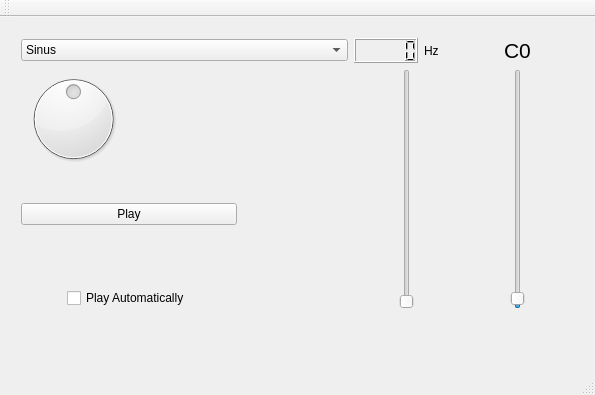
Qt form SinusExample/mainwindow.ui (kuemmel/avprg) before a commit.
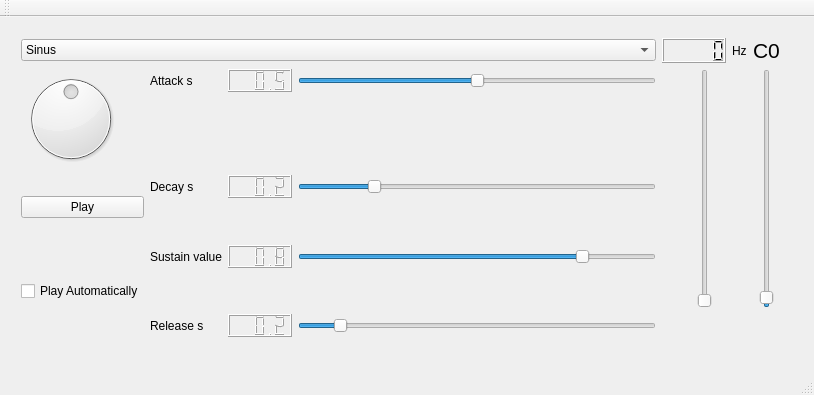
The same form after that commit.

```diff
--- a/SinusExample/mainwindow.ui
+++ b/SinusExample/mainwindow.ui
@@ -6,7 +6,7 @@
    <rect>
     <x>0</x>
     <y>0</y>
-    <width>595</width>
+    <width>814</width>
     <height>395</height>
    </rect>
   </property>
@@ -19,59 +19,53 @@
      <rect>
       <x>10</x>
       <y>10</y>
-      <width>571</width>
+      <width>781</width>
       <height>321</height>
      </rect>
     </property>
     <layout class="QGridLayout" name="gridLayout">
-     <item row="4" column="6" rowspan="7" alignment="Qt::AlignHCenter">
-      <widget class="QSlider" name="FreeAmplitude">
-       <property name="minimum">
-        <number>50</number>
+     <item row="7" column="2">
+      <widget class="QLabel" name="label_4">
+       <property name="text">
+        <string>Decay s</string>
        </property>
-       <property name="maximum">
-        <number>10000</number>
-       </property>
-       <property name="value">
-        <number>200</number>
-       </property>
-       <property name="orientation">
-        <enum>Qt::Vertical</enum>
-       </property>
       </widget>
      </item>
-     <item row="3" column="6">
-      <widget class="QLabel" name="CurrentNote">
+     <item row="5" column="2">
+      <widget class="QLabel" name="label_5">
        <property name="text">
-        <string>&lt;html&gt;&lt;head/&gt;&lt;body&gt;&lt;p align=&quot;center&quot;&gt;&lt;span style=&quot; font-size:16pt;&quot;&gt;C0&lt;/span&gt;&lt;/p&gt;&lt;/body&gt;&lt;/html&gt;</string>
+        <string>Attack s</string>
        </property>
       </widget>
      </item>
-     <item row="9" column="0" rowspan="3" colspan="2" alignment="Qt::AlignHCenter">
-      <widget class="QCheckBox" name="checkBox">
-       <property name="text">
-        <string>Play Automatically</string>
+     <item row="7" column="4">
+      <widget class="QSlider" name="DecaySlider">
+       <property name="value">
+        <number>20</number>
        </property>
+       <property name="orientation">
+        <enum>Qt::Horizontal</enum>
+       </property>
       </widget>
      </item>
-     <item row="4" column="0" rowspan="2">
-      <widget class="QDial" name="VolumeControl">
-       <property name="maximum">
-        <number>100</number>
-       </property>
+     <item row="9" column="4">
+      <widget class="QSlider" name="SustainSlider">
        <property name="value">
-        <number>50</number>
+        <number>80</number>
        </property>
+       <property name="orientation">
+        <enum>Qt::Horizontal</enum>
+       </property>
       </widget>
      </item>
-     <item row="6" column="0" rowspan="3" colspan="2">
-      <widget class="QPushButton" name="pushButton">
+     <item row="11" column="2">
+      <widget class="QLabel" name="label_3">
        <property name="text">
-        <string>Play</string>
+        <string>Release s</string>
        </property>
       </widget>
      </item>
-     <item row="3" column="0" colspan="3">
+     <item row="3" column="0" colspan="5">
       <widget class="QComboBox" name="SetSource">
        <item>
         <property name="text">
@@ -100,7 +94,51 @@
        </item>
       </widget>
      </item>
-     <item row="3" column="5">
+     <item row="9" column="0" rowspan="3" colspan="2" alignment="Qt::AlignHCenter">
+      <widget class="QCheckBox" name="checkBox">
+       <property name="text">
+        <string>Play Automatically</string>
+       </property>
+      </widget>
+     </item>
+     <item row="7" column="0" rowspan="2" colspan="2">
+      <widget class="QPushButton" name="pushButton">
+       <property name="text">
+        <string>Play</string>
+       </property>
+      </widget>
+     </item>
+     <item row="5" column="0" rowspan="2">
+      <widget class="QDial" name="VolumeControl">
+       <property name="maximum">
+        <number>100</number>
+       </property>
+       <property name="value">
+        <number>50</number>
+       </property>
+      </widget>
+     </item>
+     <item row="3" column="8">
+      <widget class="QLabel" name="CurrentNote">
+       <property name="text">
+        <string>&lt;html&gt;&lt;head/&gt;&lt;body&gt;&lt;p align=&quot;center&quot;&gt;&lt;span style=&quot; font-size:16pt;&quot;&gt;C0&lt;/span&gt;&lt;/p&gt;&lt;/body&gt;&lt;/html&gt;</string>
+       </property>
+      </widget>
+     </item>
+     <item row="5" column="7" rowspan="6" alignment="Qt::AlignHCenter">
+      <widget class="QSlider" name="NoteSelector">
+       <property name="maximum">
+        <number>107</number>
+       </property>
+       <property name="pageStep">
+        <number>1</number>
+       </property>
+       <property name="orientation">
+        <enum>Qt::Vertical</enum>
+       </property>
+      </widget>
+     </item>
+     <item row="3" column="7">
       <layout class="QHBoxLayout" name="horizontalLayout">
        <item>
         <widget class="QLCDNumber" name="CurrentFrequency"/>
@@ -114,19 +152,80 @@
        </item>
       </layout>
      </item>
-     <item row="4" column="5" rowspan="7" alignment="Qt::AlignHCenter">
-      <widget class="QSlider" name="NoteSelector">
+     <item row="5" column="8" rowspan="6" alignment="Qt::AlignHCenter">
+      <widget class="QSlider" name="FreeAmplitude">
+       <property name="minimum">
+        <number>50</number>
+       </property>
        <property name="maximum">
-        <number>107</number>
+        <number>10000</number>
        </property>
-       <property name="pageStep">
-        <number>1</number>
+       <property name="value">
+        <number>200</number>
        </property>
        <property name="orientation">
         <enum>Qt::Vertical</enum>
        </property>
       </widget>
      </item>
+     <item row="5" column="4">
+      <widget class="QSlider" name="AttackSlider">
+       <property name="maximum">
+        <number>100</number>
+       </property>
+       <property name="value">
+        <number>50</number>
+       </property>
+       <property name="orientation">
+        <enum>Qt::Horizontal</enum>
+       </property>
+      </widget>
+     </item>
+     <item row="11" column="4">
+      <widget class="QSlider" name="ReleaseSlider">
+       <property name="value">
+        <number>10</number>
+       </property>
+       <property name="orientation">
+        <enum>Qt::Horizontal</enum>
+       </property>
+      </widget>
+     </item>
+     <item row="9" column="2">
+      <widget class="QLabel" name="label">
+       <property name="text">
+        <string>Sustain value</string>
+       </property>
+      </widget>
+     </item>
+     <item row="5" column="3">
+      <widget class="QLCDNumber" name="AttackLCD">
+       <property name="value" stdset="0">
+        <double>0.500000000000000</double>
+       </property>
+      </widget>
+     </item>
+     <item row="7" column="3">
+      <widget class="QLCDNumber" name="DecayLCD">
+       <property name="value" stdset="0">
+        <double>0.200000000000000</double>
+       </property>
+      </widget>
+     </item>
+     <item row="9" column="3">
+      <widget class="QLCDNumber" name="SustainLCD">
+       <property name="value" stdset="0">
+        <double>0.800000000000000</double>
+       </property>
+      </widget>
+     </item>
+     <item row="11" column="3">
+      <widget class="QLCDNumber" name="ReleaseLCD">
+       <property name="value" stdset="0">
+        <double>0.200000000000000</double>
+       </property>
+      </widget>
+     </item>
     </layout>
    </widget>
   </widget>
```
Left out of the diff: 2 changed lines with no effect on the pictures.
